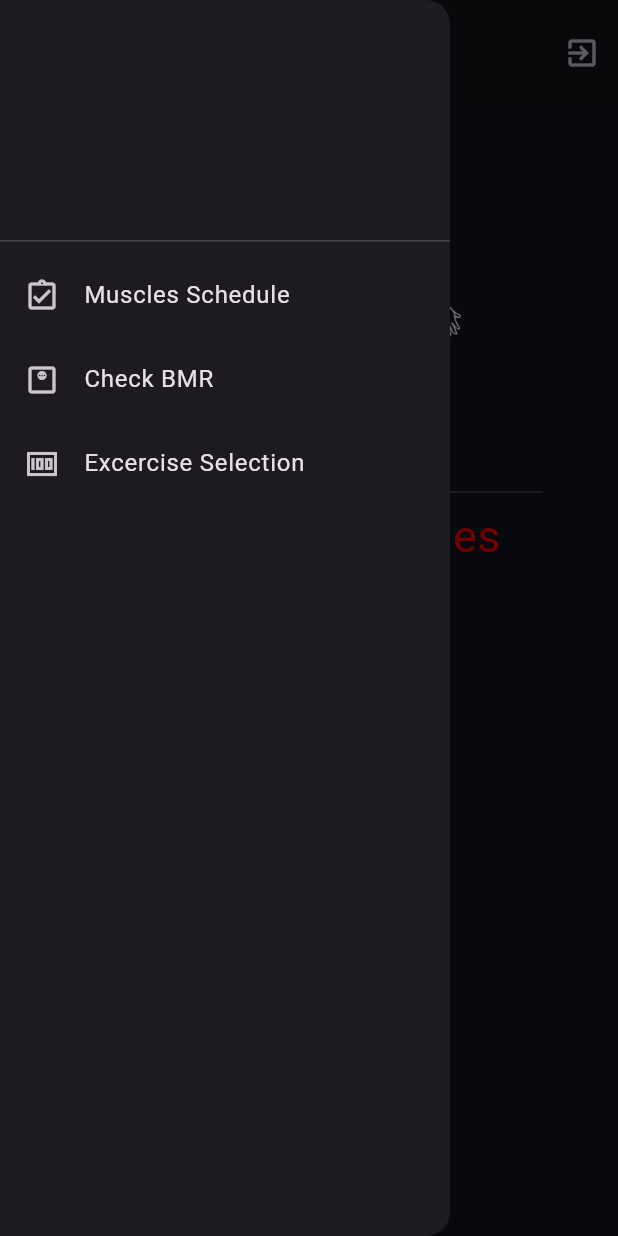
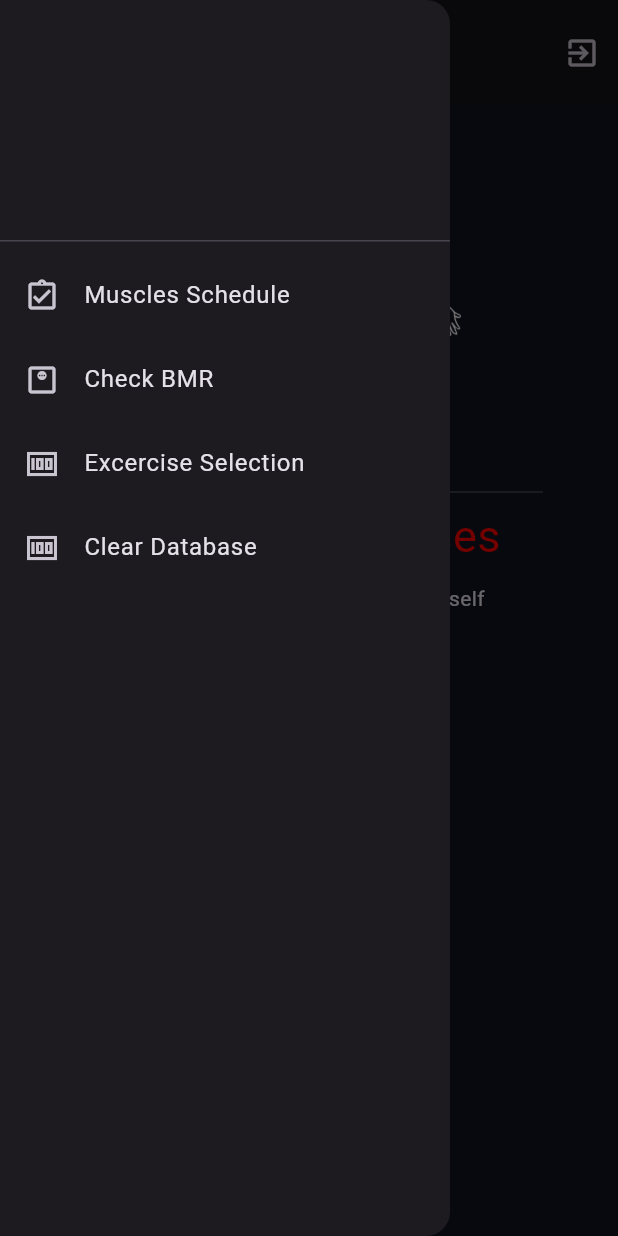
Before and after one commit to SobanAnjum/GymBuddy, a Flutter app: the HomePage screen opened directly, with the side drawer open, on a phone screen of 412 x 824 dp. Run offline on Flutter 3.47's test engine with Material 3 defaults, Android fonts, the phone set to English and light mode, and no system bars; our stand-ins replace cloud_firestore, firebase_auth, firebase_core, get, hive, hive_flutter; missing offline and left inert: flutter_toastr; accounts and stored records are empty; Roboto replaces fonts that are missing (lemonmilk).

Commit message:
Completed Setting up Database and first time open

```diff
--- /dev/null
+++ b/lib/hive class/excercise.dart
@@ -0,0 +1,20 @@
+import 'package:hive/hive.dart';
+
+part 'excercise.g.dart';
+
+@HiveType(typeId:1)
+class Excercise {
+
+  @HiveField(0)
+  String name;
+
+  @HiveField(1)
+  String muscle;
+
+  @HiveField(2)
+  String description;
+
+  @HiveField(3)
+  bool selected;
+Excercise({required this.name, required this.muscle, required this.description, this.selected = false});
+}
--- a/lib/providerclasses/muscleDataprovider.dart
+++ b/lib/providerclasses/muscleDataprovider.dart
@@ -1,4 +1,5 @@
 import 'package:flutter/material.dart';
+import 'package:hive/hive.dart';
 import 'package:my_trainer/Functions/datGetter.dart';
 
 class MuscleData extends ChangeNotifier{
@@ -23,14 +24,17 @@ void handleCheckbox(String day, String muscle, bool isChecked){
     muscleMap[day]?.remove(muscle);
   }
   notifyListeners();
+  muscleToDB();
 }
 ////////////////////////////////////////////////////
 List<String> todayMuscles(){
   List <String>muscles= [];
-  muscles=muscleMap[getToday()]!;
+   muscles=muscleMap[getToday()]??[];
   return muscles;
 }
 ///////////////////////////////////////////////////
+///
+
 List<Map> excercises=[
 {
   'name':'Bench Press',
@@ -278,6 +282,7 @@ if(onChanged){
       value['selected']=true;
 }
 notifyListeners();
+excerciseToDB();
 }
 
 }
@@ -302,6 +307,7 @@ enabledProvider(){
     if(value['muscle']==todayMuscle[i]&&value['selected']==true){
       enabledMap.add(value);
       todayExcercises.add(value);
+      notifyListeners();
     }
   }
    }
@@ -314,5 +320,62 @@ removeFromToday(String name){
   todayExcercises.removeWhere((element) => element['name']==name);
   notifyListeners();
 }
+////////////////////////////////////////////////
+excerciseToDB()async{
+  var excercisebox=Hive.box('Excercises');
+  for(var entry in excercises){
+    await excercisebox.put(entry['name'], entry);
+  }
 
 }
+////////////////////////////////////////////////////
+muscleToDB()async{
+  var daybox=Hive.box('Daymap');
+   for(var entry in muscleMap.keys){
+    await daybox.put(entry, muscleMap[entry]);
+  }
+notifyListeners();
+}
+////////////////////////////////////////////
+dbToExcercise()async{
+  excercises.clear();
+  var excercisebox=Hive.box('Excercises');
+for(var entry in excercisebox.keys){
+   excercises.add(await excercisebox.get(entry));
+
+}
+notifyListeners();
+}
+/////////////////////////////////////////
+dbToMuscle()async{
+  muscleMap.clear();
+  var musclebox=Hive.box('Daymap');
+  for(var entry in musclebox.keys){
+    muscleMap[entry]=await musclebox.get(entry);
+
+  }
+  notifyListeners();
+}
+///////////////////////////////////////////
+setupDB()async{
+  var excercisebox=Hive.box('Excercises');
+  var musclebox=Hive.box('Daymap');
+  if( excercisebox.isEmpty){
+     await excerciseToDB();
+  }
+  else{
+     await dbToExcercise();
+
+  }
+    if(musclebox.isEmpty){
+    await muscleToDB();
+  }
+  else{
+     await dbToMuscle();
+
+  }
+  notifyListeners();
+
+}
+
+}
--- a/lib/screens/homepage.dart
+++ b/lib/screens/homepage.dart
@@ -1,9 +1,12 @@
 import 'package:cloud_firestore/cloud_firestore.dart';
 import 'package:flutter/material.dart';
+import 'package:get/get.dart';
+import 'package:hive/hive.dart';
 import 'package:my_trainer/Functions/datGetter.dart';
 import 'package:my_trainer/Functions/docReferance.dart';
 import 'package:my_trainer/Functions/signOut.dart';
 import 'package:my_trainer/Functions/usernameCheck.dart';
+import 'package:my_trainer/components/loginButton.dart';
 import 'package:my_trainer/components/muscleImage.dart';
 import 'package:my_trainer/providerclasses/muscleDataprovider.dart';
 import 'package:my_trainer/screens/bmr.dart';
@@ -19,24 +22,63 @@ class HomePage extends StatefulWidget {
   State<HomePage> createState() => _HomePageState();
 }
 @override
+  bool init=false;
+class _HomePageState extends State<HomePage> {
 
-class _HomePageState extends State<HomePage> {
-  bool init=false;
 
 
 
   @override
   void initState() {
     super.initState();
-    Future.delayed( Duration(seconds: 0), (){
+     final muscledata=Provider.of<MuscleData>(context,listen: false);
+      //muscledata.setupDB();
+      if(Hive.box('Daymap').isEmpty){
+        muscledata.muscleToDB();
+      }else{
+       muscledata.dbToMuscle();
+      }
+
+      print(muscledata.muscleMap);
+       if(Hive.box('Excercises').isEmpty){
+        muscledata.excerciseToDB();
+      }else{
+       muscledata.dbToExcercise();
+      }
+
+    Future.delayed( Duration(seconds: 0), ()async{
     if(init==false){
+      var daybox=Hive.box('lastOpened');
     final muscledata=Provider.of<MuscleData>(context,listen: false);
-    muscledata.enabledProvider();
-    init=true;
+    if(daybox.isEmpty){
+      daybox.put('lastRan',DateTime.now().day);
+      muscledata.enabledProvider();
+    }
+    else if(daybox.isNotEmpty&& daybox.get('lastRan')!=DateTime.now().day){
+      muscledata.enabledProvider();
+      daybox.put('lastRan',DateTime.now().day);
+    }
+
+
+    print('entered the init state with init as $init');
+    setState(() {
+        init=true;
+        print('now init is $init');
+    });
+
 
     }
+
+
+
+
+      //print(Hive.box('Excercises').values);
+
+      // print(muscledata.muscleMap);
+      // print(muscledata.excercises);
+
+
     });
-
 
 
   }
@@ -46,7 +88,7 @@ class _HomePageState extends State<HomePage> {
 
 
   @override
-  Widget build(BuildContext context) {
+  Widget build(BuildContext context){
 
     return Consumer<MuscleData>(builder: (context, provider, child) => Scaffold(
       drawer:  Drawer(
@@ -74,6 +116,15 @@ class _HomePageState extends State<HomePage> {
               Navigator.pop(context);
               Navigator.of(context).push(MaterialPageRoute(builder: (context) => const ExcerciseSelectionScreen(),));
             },
+            ),
+            ListTile(title: const Text('Clear Database'),
+            leading: const Icon(Icons.money_sharp),
+            onTap: ()async{
+            var hivebox=Hive.box('Daymap');
+            await hivebox.clear();
+            final snackbar=SnackBar(content: Text("DB Cleared"));
+            ScaffoldMessenger.of(context).showSnackBar(snackbar);
+            },
             )
           ],
         ),
@@ -81,7 +132,10 @@ class _HomePageState extends State<HomePage> {
       appBar: AppBar(title: const Text("Home"),centerTitle: true,
       toolbarHeight:70,
       actions:  [
-        IconButton(onPressed: (){ Signout(context);}, icon: const Icon(Icons.exit_to_app))
+        IconButton(onPressed: (){
+          Hive.box('Daymap').clear;
+          Hive.box('Excercises').clear;
+          Signout(context);}, icon: const Icon(Icons.exit_to_app))
       ],
       ),
       body: Column(
@@ -91,6 +145,31 @@ class _HomePageState extends State<HomePage> {
         Divider(thickness: 1, indent: 50, endIndent: 50,),
         Text("Today's Excercises",style: TextStyle(fontFamily: 'lemonmilk',fontSize: 30, color: Color.fromRGBO(255, 0, 0, 1)),),
         SizedBox(height: 10,),
+        if(provider.todayExcercises.isEmpty && provider.muscleMap[getToday()]?.isEmpty==true)
+        const Text("Today's a Rest Day go enjoy yourself")
+        else if(provider.todayExcercises.isEmpty&&provider.muscleMap[getToday()]!=[])
+        Expanded(
+          child: Column(
+            children: [
+               Text("You Have Finished all your Excercises"),
+               Expanded(
+
+                 child: Align(
+                  alignment: Alignment.bottomCenter,
+                   child: Padding(
+
+                     padding: const EdgeInsets.only(bottom: 20),
+                     child: loginSignupBTN("Reset today's Excercise", (){
+
+                      provider.enabledProvider();
+                     }),
+                   ),
+                 ),
+               )
+            ],
+          ),
+        )
+,
          Expanded(
            child: ListView.builder(itemCount:provider.todayExcercises.length, itemBuilder: (context, index) {
             return Card(
--- a/pubspec.yaml
+++ b/pubspec.yaml
@@ -44,6 +44,9 @@ dependencies:
   flutter_toastr: ^1.0.3
   http: ^1.2.0
   provider: ^6.1.1
+  hive: ^2.2.3
+  hive_flutter: ^1.1.0
+  intl: ^0.19.0
 
 dev_dependencies:
   flutter_test:
@@ -55,6 +58,8 @@ dev_dependencies:
   # package. See that file for information about deactivating specific lint
   # rules and activating additional ones.
   flutter_lints: ^2.0.0
+  hive_generator: ^2.0.1
+  build_runner: ^2.4.8
 
 # For information on the generic Dart part of this file, see the
 # following page: https://dart.dev/tools/pub/pubspec
```
Also changed, not shown: lib/main.dart (+8 -0 lines), lib/hive class/excercise.g.dart (added), pubspec.lock, 8 other files.
